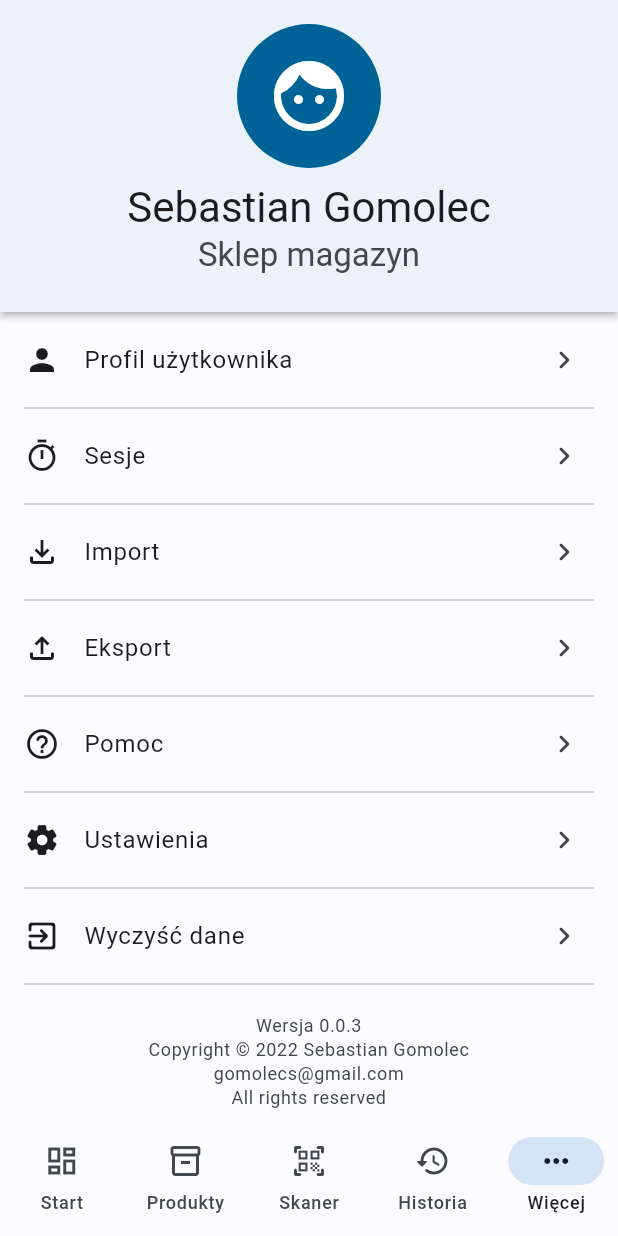
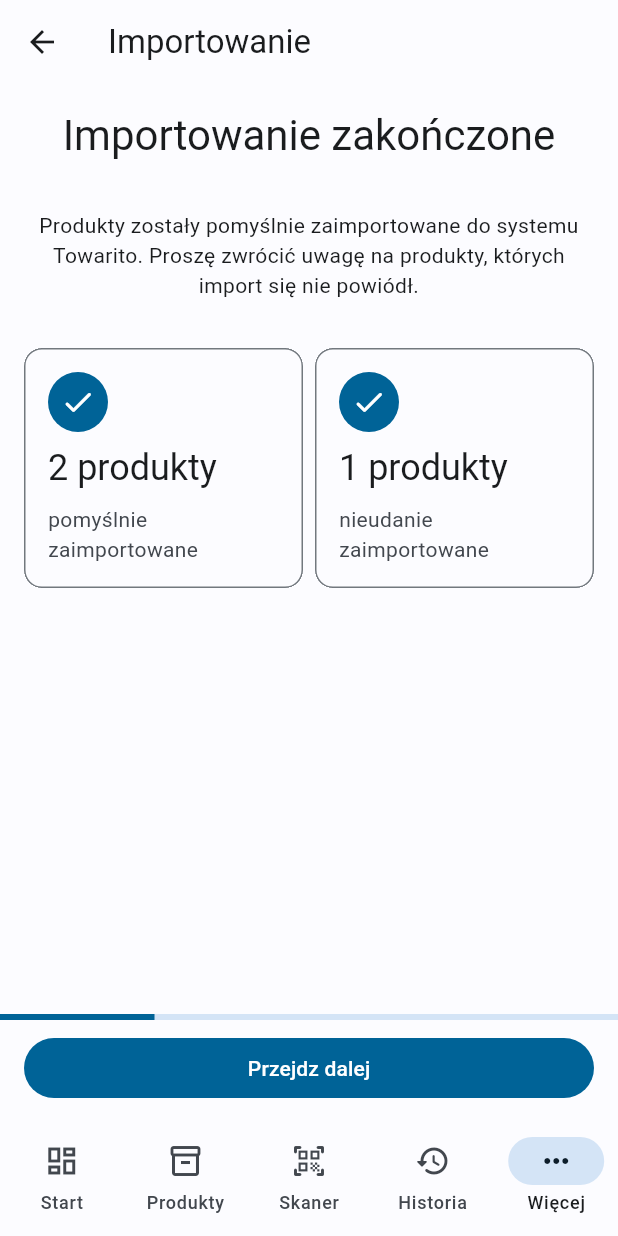
Before and after one commit to gomolec/towarito, a Flutter app: the screen it shows after launch, item 5 of the bottom bar chosen, after a tap on "Import", on a phone screen of 412 x 824 dp. Run offline on Flutter 3.47's test engine with Material 2 defaults, Android fonts, the phone set to English and light mode, and no system bars; drawn by our look-alikes of dynamic_color; our stand-ins replace auto_route, bloc, dartz, diacritic, equatable, flutter_bloc and 4 more; missing offline and left inert: mobile_scanner; accounts and stored records are empty.

Commit message:
added ImportPage ui

```diff
--- a/lib/core/navigation/app_router.dart
+++ b/lib/core/navigation/app_router.dart
@@ -71,6 +71,10 @@ class AppRouter extends _$AppRouter {
                   page: MenuRoute.page,
                 ),
                 AutoRoute(
+                  path: 'import',
+                  page: ImportRoute.page,
+                ),
+                AutoRoute(
                   path: 'sessions',
                   page: SessionsRouterRoute.page,
                   children: [
--- /dev/null
+++ b/lib/presentation/pages/import/import_page.dart
@@ -0,0 +1,30 @@
+import 'package:auto_route/auto_route.dart';
+import 'package:flutter/material.dart';
+
+import 'widgets/widgets.dart';
+
+@RoutePage()
+class ImportPage extends StatelessWidget {
+  const ImportPage({super.key});
+
+  @override
+  Widget build(BuildContext context) {
+    return const ImportPageView();
+  }
+}
+
+class ImportPageView extends StatelessWidget {
+  const ImportPageView({super.key});
+
+  @override
+  Widget build(BuildContext context) {
+    final theme = Theme.of(context);
+    return Scaffold(
+      appBar: AppBar(
+        leading: const AutoLeadingButton(),
+        title: const Text("Importowanie"),
+      ),
+      body: ImportSummaryView(theme: theme),
+    );
+  }
+}
--- /dev/null
+++ b/lib/presentation/pages/import/widgets/import_bottom_bar.dart
@@ -0,0 +1,37 @@
+import 'package:flutter/material.dart';
+
+class ImportBottomBar extends StatelessWidget {
+  const ImportBottomBar({
+    super.key,
+  });
+
+  @override
+  Widget build(BuildContext context) {
+    return Material(
+      child: Column(
+        mainAxisSize: MainAxisSize.min,
+        children: [
+          const LinearProgressIndicator(
+            value: 0.25,
+          ),
+          Padding(
+            padding: const EdgeInsets.symmetric(
+              horizontal: 16.0,
+              vertical: 8.0,
+            ),
+            child: Row(
+              children: [
+                Expanded(
+                  child: FilledButton(
+                    onPressed: () {},
+                    child: const Text("Przejdz dalej"),
+                  ),
+                ),
+              ],
+            ),
+          ),
+        ],
+      ),
+    );
+  }
+}
--- /dev/null
+++ b/lib/presentation/pages/import/widgets/import_summary_card.dart
@@ -0,0 +1,67 @@
+import 'package:flutter/material.dart';
+
+class ImportSummaryCard extends StatelessWidget {
+  final Widget icon;
+  final Color iconBackgroundColor;
+  final String title;
+  final String subtitle;
+  final ThemeData? theme;
+
+  const ImportSummaryCard({
+    Key? key,
+    required this.icon,
+    required this.iconBackgroundColor,
+    required this.title,
+    required this.subtitle,
+    this.theme,
+  }) : super(key: key);
+
+  @override
+  Widget build(BuildContext context) {
+    return Card(
+      elevation: 0,
+      shape: RoundedRectangleBorder(
+        side: BorderSide(
+          color: Theme.of(context).colorScheme.outline,
+        ),
+        borderRadius: const BorderRadius.all(Radius.circular(12)),
+      ),
+      margin: EdgeInsets.zero,
+      clipBehavior: Clip.hardEdge,
+      child: Padding(
+        padding: const EdgeInsets.all(16.0),
+        child: Column(
+          mainAxisSize: MainAxisSize.min,
+          crossAxisAlignment: CrossAxisAlignment.start,
+          children: [
+            CircleAvatar(
+              backgroundColor: iconBackgroundColor,
+              child: IconTheme(
+                data: IconThemeData(
+                  color: theme?.colorScheme.onSecondary,
+                ),
+                child: icon,
+              ),
+            ),
+            const SizedBox(height: 8.0),
+            Text(
+              title,
+              style: theme?.textTheme.headlineSmall?.copyWith(
+                color: theme?.colorScheme.onBackground,
+              ),
+              overflow: TextOverflow.ellipsis,
+              maxLines: 1,
+            ),
+            const SizedBox(height: 8.0),
+            Text(
+              subtitle,
+              style: theme?.textTheme.bodyMedium?.copyWith(
+                color: theme?.colorScheme.onSurfaceVariant,
+              ),
+            ),
+          ],
+        ),
+      ),
+    );
+  }
+}
--- /dev/null
+++ b/lib/presentation/pages/import/widgets/import_summary_view.dart
@@ -0,0 +1,78 @@
+import 'package:flutter/material.dart';
+
+import 'widgets.dart';
+
+class ImportSummaryView extends StatelessWidget {
+  const ImportSummaryView({
+    super.key,
+    required this.theme,
+  });
+
+  final ThemeData theme;
+
+  @override
+  Widget build(BuildContext context) {
+    return Column(
+      children: [
+        Expanded(
+          child: SingleChildScrollView(
+            child: Padding(
+              padding: const EdgeInsets.symmetric(horizontal: 16.0),
+              child: Column(
+                mainAxisSize: MainAxisSize.min,
+                children: [
+                  Padding(
+                    padding: const EdgeInsets.all(16.0),
+                    child: Text(
+                      "Importowanie zakończone",
+                      style: theme.textTheme.headlineMedium,
+                      textAlign: TextAlign.center,
+                    ),
+                  ),
+                  const SizedBox(height: 16.0),
+                  RichText(
+                    textAlign: TextAlign.center,
+                    text: TextSpan(
+                      children: [
+                        TextSpan(
+                          text:
+                              "Produkty zostały pomyślnie zaimportowane do systemu Towarito. Proszę zwrócić uwagę na produkty, których import się nie powiódł.",
+                          style: theme.textTheme.bodyMedium,
+                        ),
+                      ],
+                    ),
+                  ),
+                  const SizedBox(height: 32.0),
+                  Row(
+                    children: [
+                      Expanded(
+                        child: ImportSummaryCard(
+                          icon: const Icon(Icons.done_rounded),
+                          iconBackgroundColor: theme.colorScheme.primary,
+                          title: "2 produkty",
+                          subtitle: "pomyślnie zaimportowane",
+                          theme: theme,
+                        ),
+                      ),
+                      const SizedBox(width: 8.0),
+                      Expanded(
+                        child: ImportSummaryCard(
+                          icon: const Icon(Icons.done_rounded),
+                          iconBackgroundColor: theme.colorScheme.primary,
+                          title: "1 produkty",
+                          subtitle: "nieudanie zaimportowane",
+                          theme: theme,
+                        ),
+                      ),
+                    ],
+                  ),
+                ],
+              ),
+            ),
+          ),
+        ),
+        const ImportBottomBar()
+      ],
+    );
+  }
+}
--- a/lib/presentation/pages/menu/menu_page.dart
+++ b/lib/presentation/pages/menu/menu_page.dart
@@ -43,7 +43,9 @@ class MenuPageView extends StatelessWidget {
             MenuListTile(
               leadingIcon: Icons.file_download_outlined,
               title: "Import",
-              onTap: () {},
+              onTap: () {
+                AutoRouter.of(context).root.navigate(const ImportRoute());
+              },
             ),
             MenuListTile(
               leadingIcon: Icons.file_upload_outlined,
--- a/lib/presentation/pages/pages.dart
+++ b/lib/presentation/pages/pages.dart
@@ -6,3 +6,4 @@ export 'products/products_page.dart';
 export 'scanner/scanner_page.dart';
 export 'session/session_page.dart';
 export 'sessions/sessions_page.dart';
+export 'import/import_page.dart';
--- a/lib/presentation/pages/scanner/bloc/product_sheet_bloc.dart
+++ b/lib/presentation/pages/scanner/bloc/product_sheet_bloc.dart
@@ -1,5 +1,3 @@
-import 'dart:developer';
-
 import 'package:bloc/bloc.dart';
 import 'package:equatable/equatable.dart';
 
```
Also changed, not shown: lib/presentation/pages/import/widgets/custom_dropdown_button.dart (added, +52 -0 lines), lib/presentation/pages/import/widgets/file_field_map_view.dart (added, +160 -0 lines), lib/presentation/pages/import/widgets/import_method_card.dart (added, +86 -0 lines), lib/presentation/pages/import/widgets/select_import_method_view.dart (added, +61 -0 lines), lib/presentation/pages/import/widgets/upload_file_view.dart (added, +88 -0 lines), lib/presentation/pages/import/widgets/widgets.dart (added, +8 -0 lines), lib/core/navigation/app_router.gr.dart.
